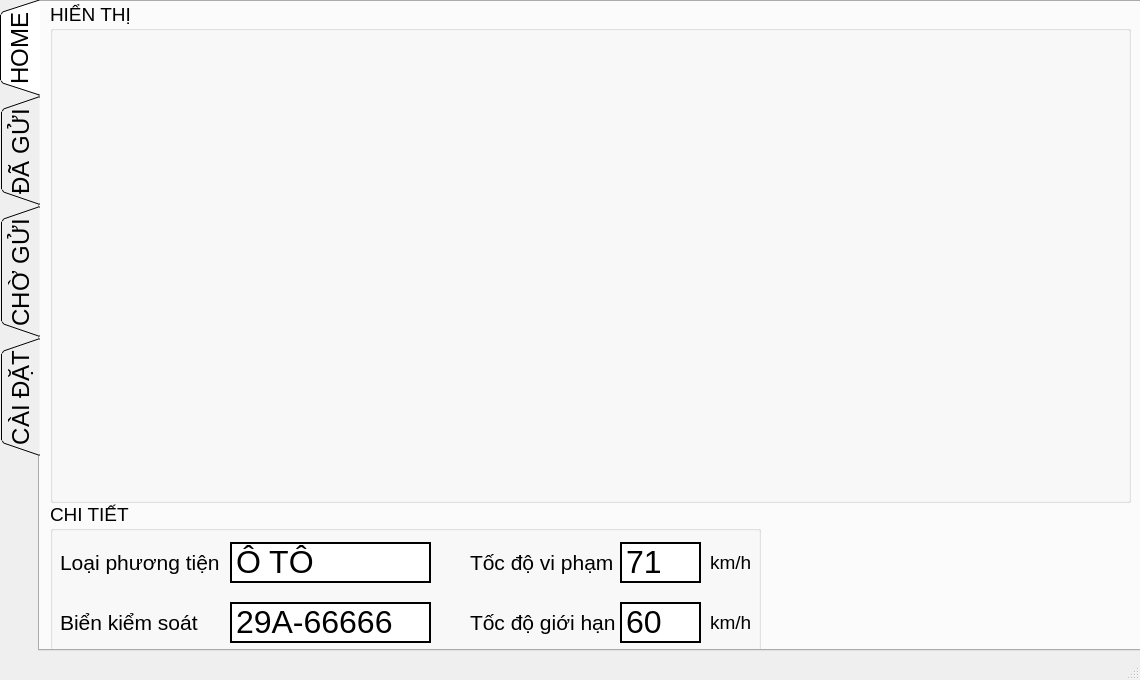
Above: UI/main.ui from ToanICV/speed_gun before the change. Below: the same form after it.
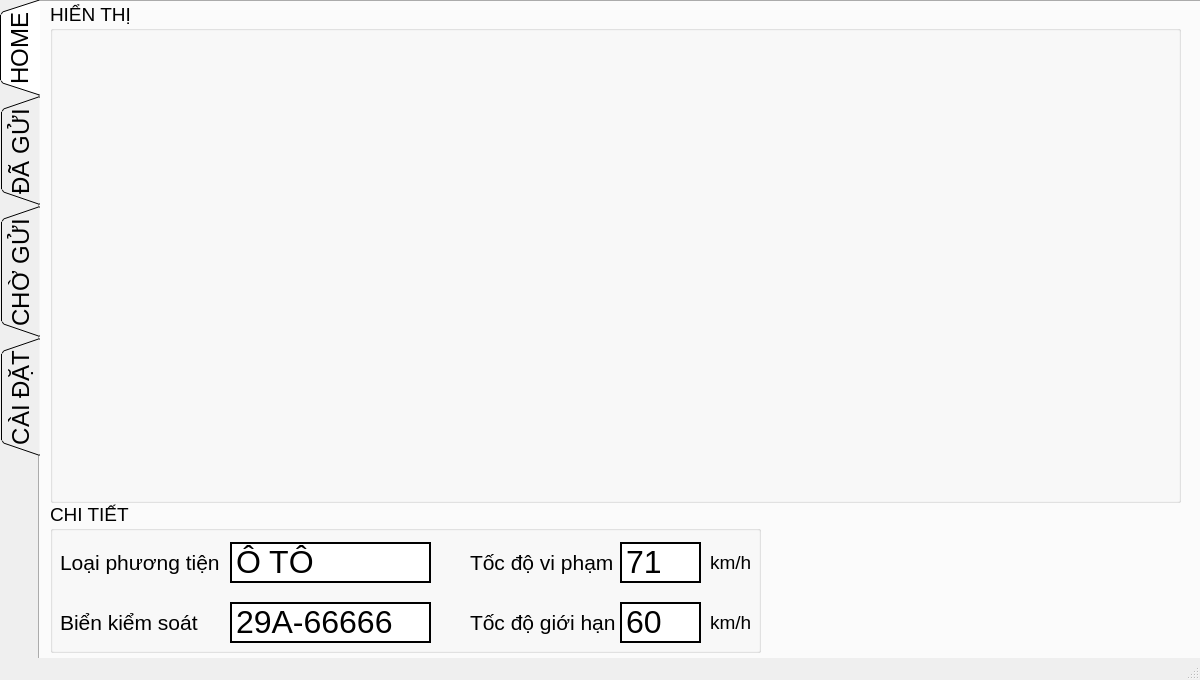
That is the form after the change.

```diff
--- a/UI/main.ui
+++ b/UI/main.ui
@@ -6,19 +6,19 @@
    <rect>
     <x>0</x>
     <y>0</y>
-    <width>1140</width>
+    <width>1200</width>
     <height>680</height>
    </rect>
   </property>
   <property name="minimumSize">
    <size>
-    <width>1140</width>
+    <width>1200</width>
     <height>680</height>
    </size>
   </property>
   <property name="maximumSize">
    <size>
-    <width>1140</width>
+    <width>1200</width>
     <height>680</height>
    </size>
   </property>
@@ -31,8 +31,8 @@
      <rect>
       <x>0</x>
       <y>0</y>
-      <width>1141</width>
-      <height>651</height>
+      <width>1201</width>
+      <height>661</height>
      </rect>
     </property>
     <property name="sizePolicy">
@@ -117,7 +117,7 @@
        <rect>
         <x>10</x>
         <y>0</y>
-        <width>1081</width>
+        <width>1131</width>
         <height>501</height>
        </rect>
       </property>
@@ -157,9 +157,9 @@
       <widget class="QLabel" name="lbl_map">
        <property name="geometry">
         <rect>
-         <x>839</x>
+         <x>840</x>
          <y>30</y>
-         <width>241</width>
+         <width>291</width>
          <height>471</height>
         </rect>
        </property>
```
